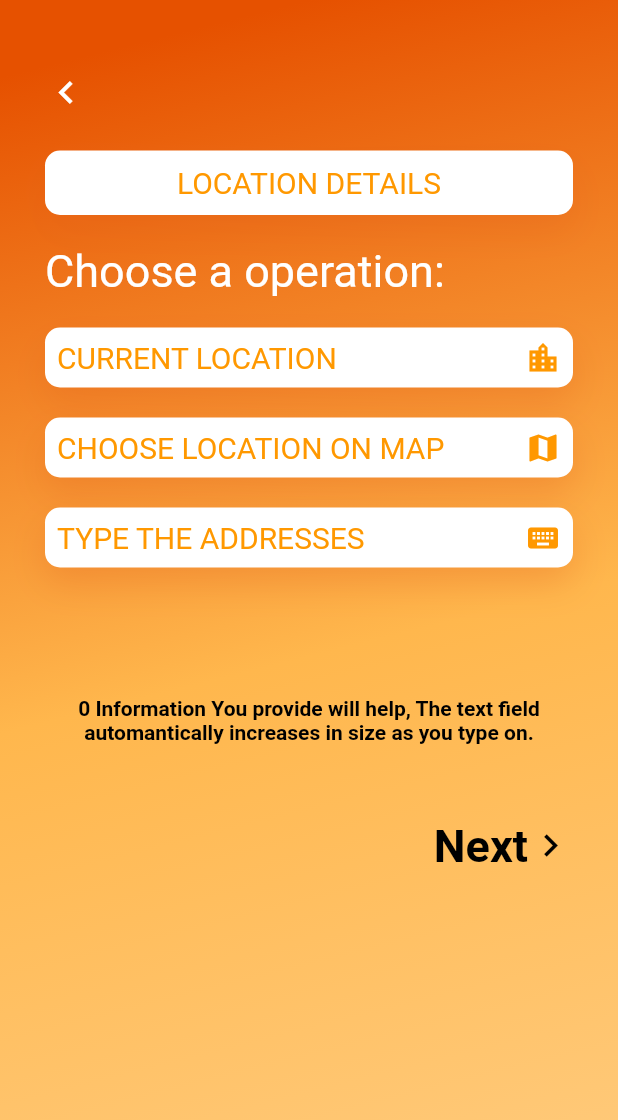
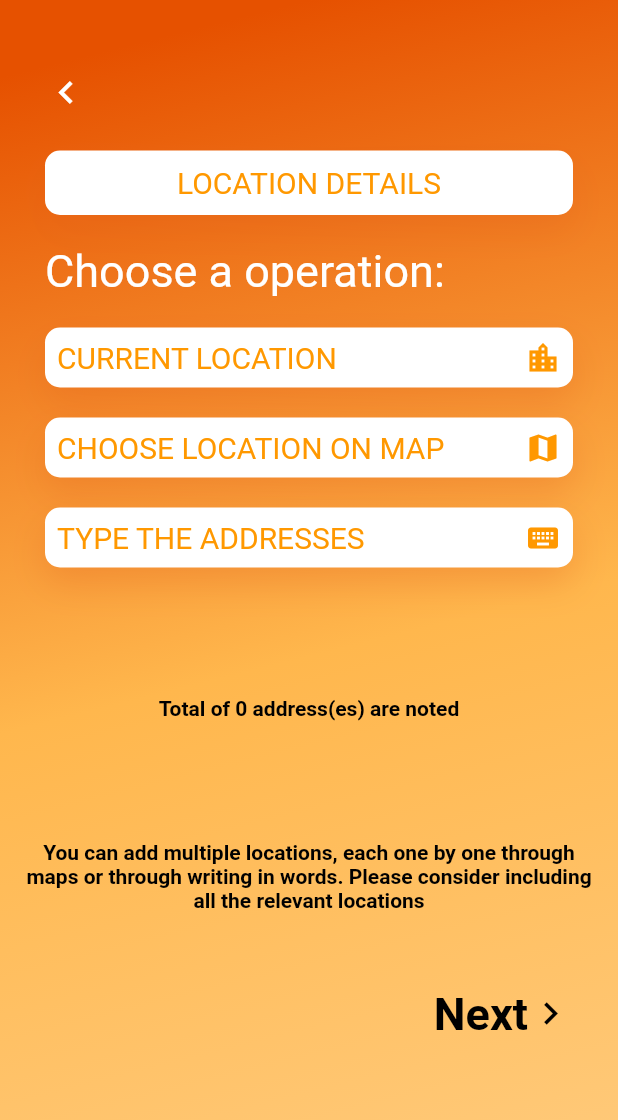
Before and after one commit to scodes73/RK62_Tri-Nethra, a Flutter app: the LocScreen screen opened directly, on a phone screen of 412 x 824 dp. Shown: the top 1120 px of the screen. Run offline on Flutter 3.47's test engine with Material 2 defaults, Android fonts, the phone set to English and light mode, and no system bars; our stand-ins replace carousel_slider, cloud_firestore, dio, file_picker, firebase_auth, firebase_storage and 5 more; accounts and stored records are empty; Roboto replaces fonts that are missing (Quicksand); statements that could not run were skipped.

Commit message:
Custom Texts entered,Custom typed Location number issue

```diff
--- a/tri_nethra/lib/screens/ChatInterface/DescBlock.dart
+++ b/tri_nethra/lib/screens/ChatInterface/DescBlock.dart
@@ -139,7 +139,7 @@ class _DescribeState extends State<Describe> {
                 padding: EdgeInsets.all(10),
                 //Has to Add additional info on ease of use and well description
                 child: Text(
-                  "The Information You provide will help, The text field automantically increases in size as you type on.",
+                  "The Information You provide will help, The text field automantically increases in size as you type on. \n Ideal Description would be the context at which this is happening, and the people or objects invovled in it, or any suspicions.",
                   textAlign: TextAlign.center,
                   style: TextStyle(
                       color: Colors.black, fontWeight: FontWeight.bold),
--- a/tri_nethra/lib/services/location/locationScreen.dart
+++ b/tri_nethra/lib/services/location/locationScreen.dart
@@ -15,7 +15,7 @@ class LocScreen extends StatefulWidget {
 
 class _LocScreenState extends State<LocScreen> {
   List<String> ll = ['/'];
-  List<String> al;
+  List<String> al, check = ['no'];
   _LocScreenState({this.al});
   int c = 0;
   void _getCurrentLocation() async {
@@ -184,8 +184,14 @@ class _LocScreenState extends State<LocScreen> {
                         Navigator.of(context).push(MaterialPageRoute(
                             builder: (context) => LDescribe(
                                   ll: ll,
+                                  // check: check
                                 )));
+
+                        // if (check[0] == 'yes') {
                         c = (ll.where((e) => e == '/')).length;
+                        // } else {
+                        //   c = (ll.where((e) => e == '/')).length - 1;
+                        // }
                       });
                       // c += 1;
                     },
@@ -198,7 +204,21 @@ class _LocScreenState extends State<LocScreen> {
                   padding: EdgeInsets.all(10),
                   //Has to Add additional info on ease of use and well description
                   child: Text(
-                    "$c Information You provide will help, The text field automantically increases in size as you type on.",
+                    "Total of $c address(es) are noted",
+                    textAlign: TextAlign.center,
+                    style: TextStyle(
+                        color: Colors.black, fontWeight: FontWeight.bold),
+                  ),
+                ),
+                SizedBox(
+                  height: 20,
+                ),
+                Container(
+                  margin: EdgeInsets.symmetric(vertical: 20),
+                  padding: EdgeInsets.all(10),
+                  //Has to Add additional info on ease of use and well description
+                  child: Text(
+                    "You can add multiple locations, each one by one through maps or through writing in words. Please consider including all the relevant locations",
                     textAlign: TextAlign.center,
                     style: TextStyle(
                         color: Colors.black, fontWeight: FontWeight.bold),
```
Also changed, not shown: tri_nethra/lib/screens/TestScreens/testscreen.dart (+17 -1 lines), tri_nethra/lib/services/location/typadd.dart (+65 -24 lines).
